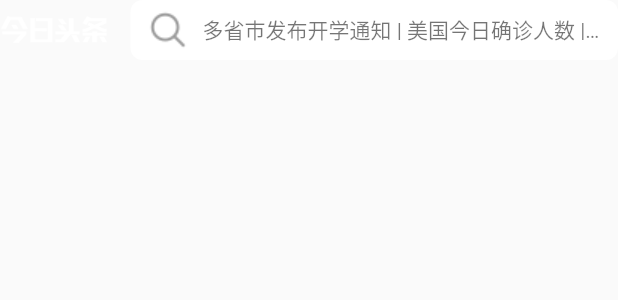
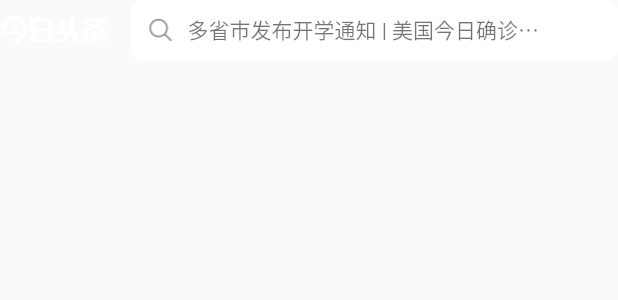
Before and after one commit to italianshen/flutter_today_news, a Flutter app: the HomeAppBar widget shown alone on an empty page, opened directly, on a phone screen of 412 x 824 dp. Shown: the top 300 px of the screen. Run offline on Flutter 3.47's test engine with Material 2 defaults, Android fonts, the phone set to English and light mode, and no system bars; our stand-ins replace dio, flutter_screenutil, flutter_swiper, fluttertoast, pull_to_refresh; missing offline and left inert: flutter_webview_plugin; network calls fail.

Commit message:
[Fix]1.首页新闻轮播添加

```diff
--- a/flutter_today_news/lib/modules/home/widgets/HomeAppBarView.dart
+++ b/flutter_today_news/lib/modules/home/widgets/HomeAppBarView.dart
@@ -1,20 +1,32 @@
 import 'package:flutter/material.dart';
+import 'package:flutter_swiper/flutter_swiper.dart';
 
 class HomeAppBar extends StatelessWidget {
+
+  List<String> newsTitles = [
+    "多省市发布开学通知 | 美国今日确诊人数 | 火车票预售期为几天",
+    "湖北开学通知 | 美国今日确诊人数 | 火车票预售期为几天"
+  ];
   @override
   Widget build(BuildContext context) {
+    double appLogoWidth = 72.0;
+    double appLogoHeight = 20.0;
+    double appLogoLeftMargin = 15.0;
+    double appLogoRightMargin = 15.0;
+    double searchBgRightMargin = 15.0;
+    double searchBgBoxWidth = MediaQuery.of(context).size.width - appLogoLeftMargin - appLogoWidth - appLogoRightMargin - searchBgRightMargin;
     return Container(
       child: Row(
         children: <Widget>[
           Container(
-            width: 72.0,
-            height: 20.0,
+            width: appLogoWidth,
+            height: appLogoHeight,
             child: Image.asset(
               "images/home/title_72x20_@2x.png",
               scale: 1.0,fit: BoxFit.cover,
             ),
           ),
-          SizedBox(width: 15.0,),
+          SizedBox(width: appLogoRightMargin,),
           Expanded(
             flex: 5,
               child: Container(
@@ -27,14 +39,15 @@ class HomeAppBar extends StatelessWidget {
                ),
                child: new Row(
                  children: <Widget>[
-                   Image.asset("images/home/search.png",width: 30.0,height: 30.0,),
+                   Image.asset("images/home/search.png",width: 20.0,height: 20.0,),
                    SizedBox(width: 8.0,),
-                    Expanded(child:                    Text("多省市发布开学通知 | 美国今日确诊人数 | 火车票预售期为几天",
-                      overflow: TextOverflow.ellipsis,
-                      style: TextStyle(
-                          color: Colors.black54,
-                          fontSize: 14.0
-                      ),))
+                   Container(
+                     color: Colors.white,
+                     alignment: Alignment.center,
+                     width: searchBgBoxWidth - 60.0,
+                     height: 40.0,
+                     child: _createLoopView1(context),
+                   )
                  ],
                ),
           ))
@@ -42,4 +55,46 @@ class HomeAppBar extends StatelessWidget {
       ),
     );
   }
+
+
+  Widget _createLoopView1(BuildContext context){
+    double appLogoWidth = 72.0;
+    double appLogoLeftMargin = 15.0;
+    double appLogoRightMargin = 15.0;
+    double searchBgRightMargin = 15.0;
+    double searchBgBoxWidth = MediaQuery.of(context).size.width - appLogoLeftMargin - appLogoWidth - appLogoRightMargin - searchBgRightMargin;
+    return Container(
+        width: searchBgBoxWidth - 60,
+        height: 40.0,
+        color: Colors.white,
+        alignment: Alignment.center,
+        child: Swiper(
+          itemHeight: 30.0,
+          autoplay: true,
+          outer: false,
+          scrollDirection: Axis.vertical,
+          itemBuilder: (c, i) {
+            if(newsTitles!=null){
+              return Container(
+                alignment: Alignment.center,
+                child: Text(newsTitles[i],
+                      overflow: TextOverflow.ellipsis,
+                      style: TextStyle(
+                          color: Colors.black54,
+                          fontSize: 14.0
+                      ),)
+              );
+            }else{
+              return Text("多省市发布开学通知 | 美国今日确诊人数 | 火车票预售期为几天",
+                      overflow: TextOverflow.ellipsis,
+                      style: TextStyle(
+                          color: Colors.black54,
+                          fontSize: 14.0
+                      ),);
+            }
+          },
+          itemCount: newsTitles == null ? 0 : newsTitles.length,
+        ),
+    );
+  }
 }
```
